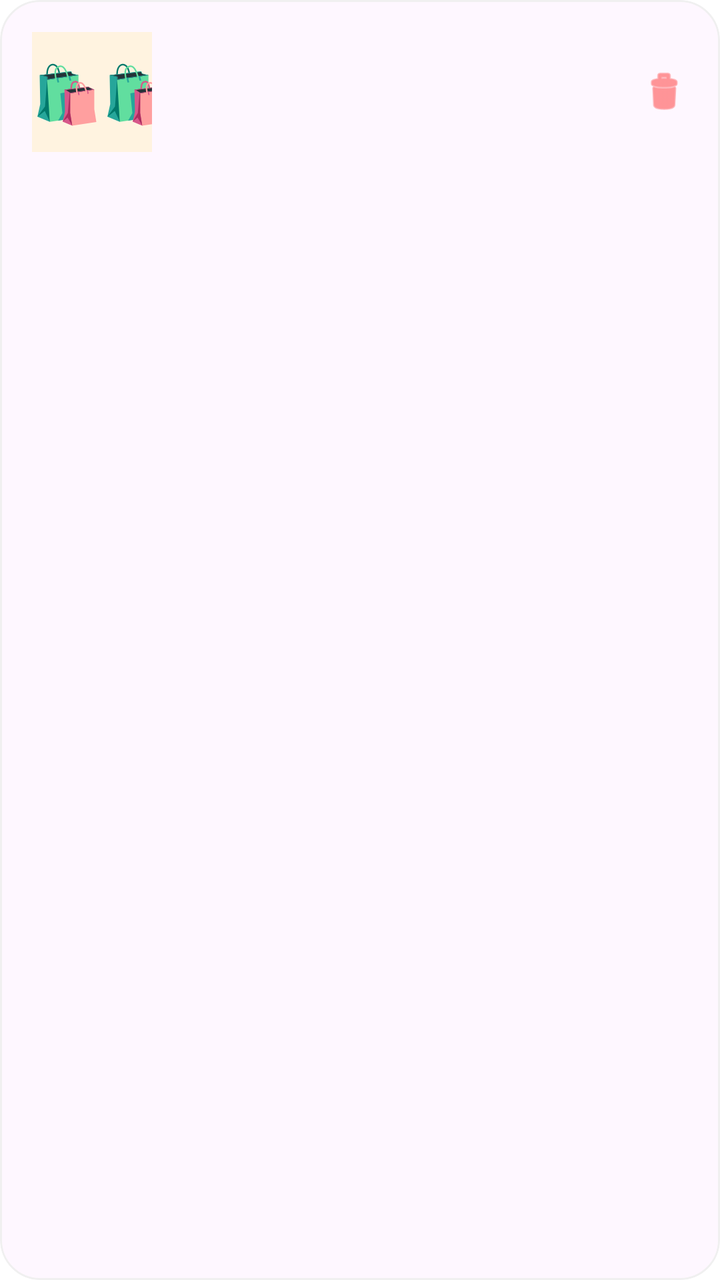
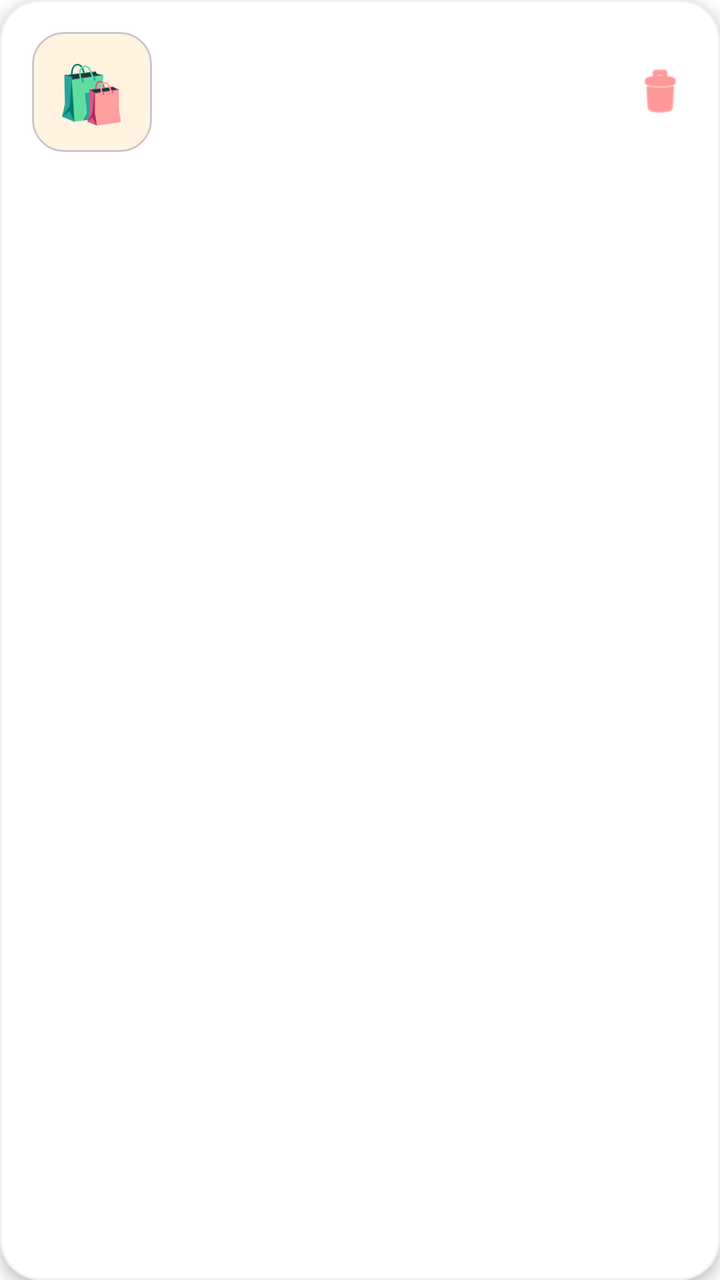

The first picture is an Android layout as it rendered before a commit; the second is the same layout after the commit. The layout source and the unified diff follow.
<!-- AndroidManifest.xml: application theme Theme.ExpenseSplitter -->
<!-- res/layout/item_group.xml -->
<?xml version="1.0" encoding="utf-8"?>
<com.google.android.material.card.MaterialCardView xmlns:android="http://schemas.android.com/apk/res/android"
    xmlns:app="http://schemas.android.com/apk/res-auto"
    android:layout_width="match_parent"
    android:layout_height="wrap_content"
    android:layout_marginBottom="16dp"
    app:cardCornerRadius="20dp"
    app:cardElevation="0dp"
    app:strokeColor="#F0F0F0"
    app:strokeWidth="1dp">

    <LinearLayout
        android:layout_width="match_parent"
        android:layout_height="wrap_content"
        android:orientation="horizontal"
        android:padding="16dp"
        android:gravity="center_vertical">

        <LinearLayout
            android:layout_width="60dp"
            android:layout_height="60dp"
            android:background="@color/pastel_orange"
            android:gravity="center">
            <TextView
                android:layout_width="wrap_content"
                android:layout_height="wrap_content"
                android:text="🛍️"
                android:textSize="28sp"/>
            <TextView
                android:id="@+id/tvGroupIcon"
                android:layout_width="wrap_content"
                android:layout_height="wrap_content"
                android:text="🛍️"
                android:textSize="28sp"/>
        </LinearLayout>

        <LinearLayout
            android:layout_width="0dp"
            android:layout_height="wrap_content"
            android:layout_weight="1"
            android:layout_marginStart="16dp"
            android:orientation="vertical">
            <TextView
                android:id="@+id/tvGroupName"
                android:layout_width="wrap_content"
                android:layout_height="wrap_content"
                android:textColor="@color/text_dark"
                android:textSize="18sp"
                android:textStyle="bold"/>
            <TextView
                android:id="@+id/tvTotalExpense"
                android:layout_width="wrap_content"
                android:layout_height="wrap_content"
                android:layout_marginTop="4dp"
                android:textColor="@color/text_light"
                android:textSize="14sp"/>
        </LinearLayout>

        
        <ImageView
            android:id="@+id/btnDelete"
            android:layout_width="24dp"
            android:layout_height="24dp"
            android:src="@android:drawable/ic_menu_delete"
            app:tint="#FF5252"/>
    </LinearLayout>
</com.google.android.material.card.MaterialCardView>
<!-- resources referenced by this layout -->
<resources>
  <color name="pastel_orange">#FFF3E0</color>
  <color name="text_dark">#2D2D2D</color>
  <color name="text_light">#777777</color>
  <style name="Theme.ExpenseSplitter" parent="Theme.Material3.DayNight.NoActionBar">
          <item name="colorPrimary">@color/purple_primary</item>
          <item name="android:windowBackground">@color/bg_color</item>
          <item name="android:statusBarColor">@color/bg_color</item>
          <item name="android:windowLightStatusBar">true</item>
      </style>
  <color name="purple_primary">#6C63FF</color>
  <color name="bg_color">#FFFFFF</color>
</resources>

<!-- the commit's change to res/layout/item_group.xml (unified diff, before → after) -->
@@ -4,8 +4,9 @@
     android:layout_width="match_parent"
     android:layout_height="wrap_content"
     android:layout_marginBottom="16dp"
+    app:cardBackgroundColor="#FFFFFF" 
     app:cardCornerRadius="20dp"
-    app:cardElevation="0dp"
+    app:cardElevation="4dp"
     app:strokeColor="#F0F0F0"
     app:strokeWidth="1dp">
 
@@ -16,51 +17,53 @@
         android:padding="16dp"
         android:gravity="center_vertical">
 
-        <LinearLayout
+        
+        <com.google.android.material.card.MaterialCardView
             android:layout_width="60dp"
             android:layout_height="60dp"
-            android:background="@color/pastel_orange"
-            android:gravity="center">
-            <TextView
-                android:layout_width="wrap_content"
-                android:layout_height="wrap_content"
-                android:text="🛍️"
-                android:textSize="28sp"/>
+            app:cardBackgroundColor="#FFF3E0"
+            app:cardCornerRadius="16dp"
+            app:cardElevation="0dp">
+            
             <TextView
                 android:id="@+id/tvGroupIcon"
                 android:layout_width="wrap_content"
                 android:layout_height="wrap_content"
+                android:layout_gravity="center"
                 android:text="🛍️"
                 android:textSize="28sp"/>
-        </LinearLayout>
+        </com.google.android.material.card.MaterialCardView>
 
+        
         <LinearLayout
             android:layout_width="0dp"
             android:layout_height="wrap_content"
             android:layout_weight="1"
             android:layout_marginStart="16dp"
             android:orientation="vertical">
+
             <TextView
                 android:id="@+id/tvGroupName"
                 android:layout_width="wrap_content"
                 android:layout_height="wrap_content"
-                android:textColor="@color/text_dark"
+                android:textColor="#2D2D2D"
                 android:textSize="18sp"
                 android:textStyle="bold"/>
+
             <TextView
                 android:id="@+id/tvTotalExpense"
                 android:layout_width="wrap_content"
                 android:layout_height="wrap_content"
-                android:layout_marginTop="4dp"
-                android:textColor="@color/text_light"
+                android:layout_marginTop="6dp"
+                android:textColor="#777777"
                 android:textSize="14sp"/>
         </LinearLayout>
 
         
         <ImageView
             android:id="@+id/btnDelete"
-            android:layout_width="24dp"
-            android:layout_height="24dp"
+            android:layout_width="28dp"
+            android:layout_height="28dp"
             android:src="@android:drawable/ic_menu_delete"
             app:tint="#FF5252"/>
     </LinearLayout>
<!-- resource entries referenced after the edit -->
@@ -1,8 +1,5 @@
 <!-- resources referenced by this layout -->
 <resources>
-  <color name="pastel_orange">#FFF3E0</color>
-  <color name="text_dark">#2D2D2D</color>
-  <color name="text_light">#777777</color>
   <style name="Theme.ExpenseSplitter" parent="Theme.Material3.DayNight.NoActionBar">
           <item name="colorPrimary">@color/purple_primary</item>
           <item name="android:windowBackground">@color/bg_color</item>
